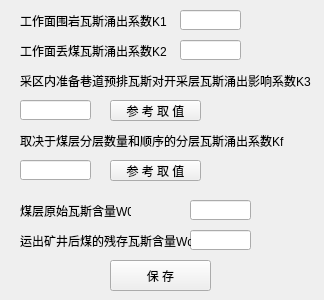
Before: the Qt Designer form python/cbm/uifiles/ws_gas_flow_predict_work_dlg.ui in wyrover/cbm, drawn with Qt 5.
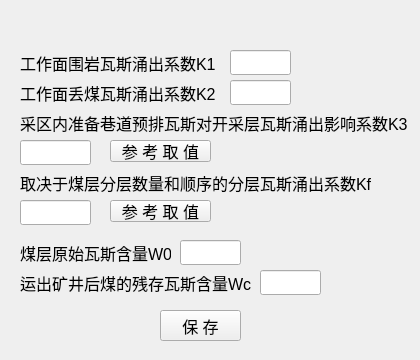
After: the same form once the commit is applied. Icons and pictures are not drawn.

```diff
--- a/python/cbm/uifiles/ws_gas_flow_predict_work_dlg.ui
+++ b/python/cbm/uifiles/ws_gas_flow_predict_work_dlg.ui
@@ -6,8 +6,8 @@
    <rect>
     <x>0</x>
     <y>0</y>
-    <width>324</width>
-    <height>300</height>
+    <width>420</width>
+    <height>360</height>
    </rect>
   </property>
   <property name="windowTitle">
@@ -17,182 +17,379 @@
    <iconset resource="../usecad.qrc">
     <normaloff>:/images/cbm.ico</normaloff>:/images/cbm.ico</iconset>
   </property>
-  <widget class="QLineEdit" name="k1">
+  <widget class="QWidget" name="widget_main" native="true">
    <property name="geometry">
     <rect>
-     <x>180</x>
-     <y>10</y>
-     <width>61</width>
-     <height>20</height>
+     <x>0</x>
+     <y>30</y>
+     <width>421</width>
+     <height>331</height>
     </rect>
    </property>
-  </widget>
   <widget class="QLabel" name="label_7">
    <property name="geometry">
     <rect>
      <x>20</x>
-     <y>40</y>
-     <width>151</width>
-     <height>21</height>
-    </rect>
-   </property>
+      <y>50</y>
+      <width>211</width>
+      <height>25</height>
+     </rect>
+    </property>
+    <property name="font">
+     <font>
+      <pointsize>12</pointsize>
+     </font>
+    </property>
    <property name="text">
     <string>工作面丢煤瓦斯涌出系数K2</string>
    </property>
   </widget>
-  <widget class="QPushButton" name="k3_cacl">
-   <property name="geometry">
-    <rect>
-     <x>110</x>
-     <y>100</y>
-     <width>91</width>
-     <height>21</height>
-    </rect>
-   </property>
-   <property name="text">
-    <string>参 考 取 值</string>
-   </property>
-  </widget>
-  <widget class="QLineEdit" name="k2">
-   <property name="geometry">
-    <rect>
-     <x>180</x>
-     <y>40</y>
-     <width>61</width>
-     <height>20</height>
-    </rect>
-   </property>
-  </widget>
-  <widget class="QLabel" name="label_5">
-   <property name="geometry">
-    <rect>
-     <x>20</x>
-     <y>10</y>
-     <width>151</width>
-     <height>21</height>
-    </rect>
-   </property>
-   <property name="text">
-    <string>工作面围岩瓦斯涌出系数K1</string>
-   </property>
-  </widget>
   <widget class="QLabel" name="label">
    <property name="geometry">
     <rect>
      <x>20</x>
-     <y>70</y>
-     <width>291</width>
-     <height>21</height>
-    </rect>
-   </property>
+      <y>80</y>
+      <width>411</width>
+      <height>25</height>
+     </rect>
+    </property>
+    <property name="font">
+     <font>
+      <pointsize>12</pointsize>
+     </font>
+    </property>
    <property name="text">
     <string>采区内准备巷道预排瓦斯对开采层瓦斯涌出影响系数K3</string>
    </property>
   </widget>
-  <widget class="QLineEdit" name="k3">
-   <property name="geometry">
-    <rect>
-     <x>20</x>
-     <y>100</y>
-     <width>71</width>
-     <height>20</height>
-    </rect>
-   </property>
-  </widget>
-  <widget class="QLineEdit" name="kf">
-   <property name="geometry">
-    <rect>
-     <x>20</x>
-     <y>160</y>
-     <width>71</width>
-     <height>20</height>
-    </rect>
-   </property>
-  </widget>
-  <widget class="QLabel" name="label_2">
-   <property name="geometry">
-    <rect>
-     <x>20</x>
-     <y>130</y>
-     <width>291</width>
-     <height>21</height>
-    </rect>
-   </property>
-   <property name="text">
-    <string>取决于煤层分层数量和顺序的分层瓦斯涌出系数Kf</string>
-   </property>
-  </widget>
-  <widget class="QPushButton" name="kf_cacl">
-   <property name="geometry">
-    <rect>
-     <x>110</x>
-     <y>160</y>
-     <width>91</width>
-     <height>21</height>
-    </rect>
-   </property>
-   <property name="text">
-    <string>参 考 取 值</string>
-   </property>
-  </widget>
   <widget class="QLineEdit" name="gas_wc2">
    <property name="geometry">
     <rect>
-     <x>190</x>
-     <y>230</y>
+      <x>260</x>
+      <y>240</y>
      <width>61</width>
-     <height>20</height>
-    </rect>
-   </property>
+      <height>25</height>
+     </rect>
+    </property>
+    <property name="font">
+     <font>
+      <pointsize>12</pointsize>
+     </font>
+    </property>
   </widget>
   <widget class="QLabel" name="label_8">
    <property name="geometry">
     <rect>
      <x>20</x>
-     <y>230</y>
-     <width>171</width>
-     <height>21</height>
-    </rect>
-   </property>
+      <y>240</y>
+      <width>231</width>
+      <height>25</height>
+     </rect>
+    </property>
+    <property name="font">
+     <font>
+      <pointsize>12</pointsize>
+     </font>
+    </property>
    <property name="text">
     <string>运出矿井后煤的残存瓦斯含量Wc</string>
    </property>
   </widget>
+   <widget class="QPushButton" name="k3_cacl">
+    <property name="geometry">
+     <rect>
+      <x>110</x>
+      <y>110</y>
+      <width>101</width>
+      <height>22</height>
+     </rect>
+    </property>
+    <property name="font">
+     <font>
+      <pointsize>12</pointsize>
+     </font>
+    </property>
+    <property name="text">
+     <string>参 考 取 值</string>
+    </property>
+   </widget>
+   <widget class="QLineEdit" name="kf">
+    <property name="geometry">
+     <rect>
+      <x>20</x>
+      <y>170</y>
+      <width>71</width>
+      <height>25</height>
+     </rect>
+    </property>
+    <property name="font">
+     <font>
+      <pointsize>12</pointsize>
+     </font>
+    </property>
+   </widget>
+   <widget class="QLabel" name="label_2">
+    <property name="geometry">
+     <rect>
+      <x>20</x>
+      <y>140</y>
+      <width>391</width>
+      <height>25</height>
+     </rect>
+    </property>
+    <property name="font">
+     <font>
+      <pointsize>12</pointsize>
+     </font>
+    </property>
+    <property name="text">
+     <string>取决于煤层分层数量和顺序的分层瓦斯涌出系数Kf</string>
+    </property>
+   </widget>
+   <widget class="QLineEdit" name="k1">
+    <property name="geometry">
+     <rect>
+      <x>230</x>
+      <y>20</y>
+      <width>61</width>
+      <height>25</height>
+     </rect>
+    </property>
+    <property name="font">
+     <font>
+      <pointsize>12</pointsize>
+     </font>
+    </property>
+   </widget>
   <widget class="QLineEdit" name="gas_w0">
    <property name="geometry">
     <rect>
-     <x>190</x>
-     <y>200</y>
+      <x>180</x>
+      <y>210</y>
      <width>61</width>
-     <height>20</height>
-    </rect>
-   </property>
+      <height>25</height>
+     </rect>
+    </property>
+    <property name="font">
+     <font>
+      <pointsize>12</pointsize>
+     </font>
+    </property>
   </widget>
   <widget class="QLabel" name="label_6">
    <property name="geometry">
     <rect>
      <x>20</x>
-     <y>200</y>
-     <width>111</width>
-     <height>21</height>
-    </rect>
-   </property>
+      <y>210</y>
+      <width>151</width>
+      <height>25</height>
+     </rect>
+    </property>
+    <property name="font">
+     <font>
+      <pointsize>12</pointsize>
+     </font>
+    </property>
    <property name="text">
     <string>煤层原始瓦斯含量W0</string>
    </property>
   </widget>
+   <widget class="QLineEdit" name="k3">
+    <property name="geometry">
+     <rect>
+      <x>20</x>
+      <y>110</y>
+      <width>71</width>
+      <height>25</height>
+     </rect>
+    </property>
+    <property name="font">
+     <font>
+      <pointsize>12</pointsize>
+     </font>
+    </property>
+   </widget>
+   <widget class="QPushButton" name="kf_cacl">
+    <property name="geometry">
+     <rect>
+      <x>110</x>
+      <y>170</y>
+      <width>101</width>
+      <height>22</height>
+     </rect>
+    </property>
+    <property name="font">
+     <font>
+      <pointsize>12</pointsize>
+     </font>
+    </property>
+    <property name="text">
+     <string>参 考 取 值</string>
+    </property>
+   </widget>
+   <widget class="QLineEdit" name="k2">
+    <property name="geometry">
+     <rect>
+      <x>230</x>
+      <y>50</y>
+      <width>61</width>
+      <height>25</height>
+     </rect>
+    </property>
+    <property name="font">
+     <font>
+      <pointsize>12</pointsize>
+     </font>
+    </property>
+   </widget>
+   <widget class="QLabel" name="label_5">
+    <property name="geometry">
+     <rect>
+      <x>20</x>
+      <y>20</y>
+      <width>211</width>
+      <height>25</height>
+     </rect>
+    </property>
+    <property name="font">
+     <font>
+      <pointsize>12</pointsize>
+     </font>
+    </property>
+    <property name="text">
+     <string>工作面围岩瓦斯涌出系数K1</string>
+    </property>
+   </widget>
   <widget class="QPushButton" name="save">
    <property name="geometry">
     <rect>
-     <x>110</x>
-     <y>260</y>
-     <width>101</width>
+      <x>160</x>
+      <y>280</y>
+      <width>81</width>
      <height>31</height>
     </rect>
    </property>
+    <property name="font">
+     <font>
+      <pointsize>12</pointsize>
+     </font>
+    </property>
    <property name="text">
     <string>保 存</string>
    </property>
+   </widget>
+  </widget>
+  <widget class="QWidget" name="widget_title" native="true">
+   <property name="geometry">
+    <rect>
+     <x>0</x>
+     <y>0</y>
+     <width>421</width>
+     <height>31</height>
+    </rect>
+   </property>
+   <widget class="QLabel" name="lab_Ico">
+    <property name="geometry">
+     <rect>
+      <x>0</x>
+      <y>0</y>
+      <width>31</width>
+      <height>31</height>
+     </rect>
+    </property>
+    <property name="sizePolicy">
+     <sizepolicy hsizetype="Minimum" vsizetype="Preferred">
+      <horstretch>0</horstretch>
+      <verstretch>0</verstretch>
+     </sizepolicy>
+    </property>
+    <property name="minimumSize">
+     <size>
+      <width>30</width>
+      <height>0</height>
+     </size>
+    </property>
+    <property name="text">
+     <string>&lt;!DOCTYPE HTML PUBLIC &quot;-//W3C//DTD HTML 4.0//EN&quot; &quot;http://www.w3.org/TR/REC-html40/strict.dtd&quot;&gt;
+&lt;html&gt;&lt;head&gt;&lt;meta name=&quot;qrichtext&quot; content=&quot;1&quot; /&gt;&lt;style type=&quot;text/css&quot;&gt;
+p, li { white-space: pre-wrap; }
+&lt;/style&gt;&lt;/head&gt;&lt;body style=&quot; font-family:'SimSun'; font-size:9pt; font-weight:400; font-style:normal;&quot;&gt;
+&lt;p style=&quot;-qt-paragraph-type:empty; margin-top:0px; margin-bottom:0px; margin-left:0px; margin-right:0px; -qt-block-indent:0; text-indent:0px;&quot;&gt;&lt;br /&gt;&lt;/p&gt;&lt;/body&gt;&lt;/html&gt;</string>
+    </property>
+    <property name="alignment">
+     <set>Qt::AlignCenter</set>
+    </property>
+   </widget>
+   <widget class="QLabel" name="lab_Title">
+    <property name="geometry">
+     <rect>
+      <x>40</x>
+      <y>0</y>
+      <width>331</width>
+      <height>31</height>
+     </rect>
+    </property>
+    <property name="sizePolicy">
+     <sizepolicy hsizetype="Expanding" vsizetype="Preferred">
+      <horstretch>0</horstretch>
+      <verstretch>0</verstretch>
+     </sizepolicy>
+    </property>
+    <property name="styleSheet">
+     <string notr="true">font: 10pt &quot;微软雅黑&quot;;</string>
+    </property>
+    <property name="text">
+     <string/>
+    </property>
+    <property name="alignment">
+     <set>Qt::AlignLeading|Qt::AlignLeft|Qt::AlignVCenter</set>
+    </property>
+   </widget>
+   <widget class="QPushButton" name="btnMenu_Close">
+    <property name="geometry">
+     <rect>
+      <x>380</x>
+      <y>0</y>
+      <width>41</width>
+      <height>31</height>
+     </rect>
+    </property>
+    <property name="sizePolicy">
+     <sizepolicy hsizetype="Minimum" vsizetype="Expanding">
+      <horstretch>0</horstretch>
+      <verstretch>0</verstretch>
+     </sizepolicy>
+    </property>
+    <property name="minimumSize">
+     <size>
+      <width>40</width>
+      <height>0</height>
+     </size>
+    </property>
+    <property name="font">
+     <font>
+      <pointsize>12</pointsize>
+     </font>
+    </property>
+    <property name="cursor">
+     <cursorShape>ArrowCursor</cursorShape>
+    </property>
+    <property name="focusPolicy">
+     <enum>Qt::NoFocus</enum>
+    </property>
+    <property name="text">
+     <string/>
+    </property>
+    <property name="iconSize">
+     <size>
+      <width>32</width>
+      <height>32</height>
+     </size>
+    </property>
+    <property name="flat">
+     <bool>true</bool>
+    </property>
+   </widget>
   </widget>
  </widget>
  <resources>
```
Lines whose indentation alone changed are shown as unchanged.
